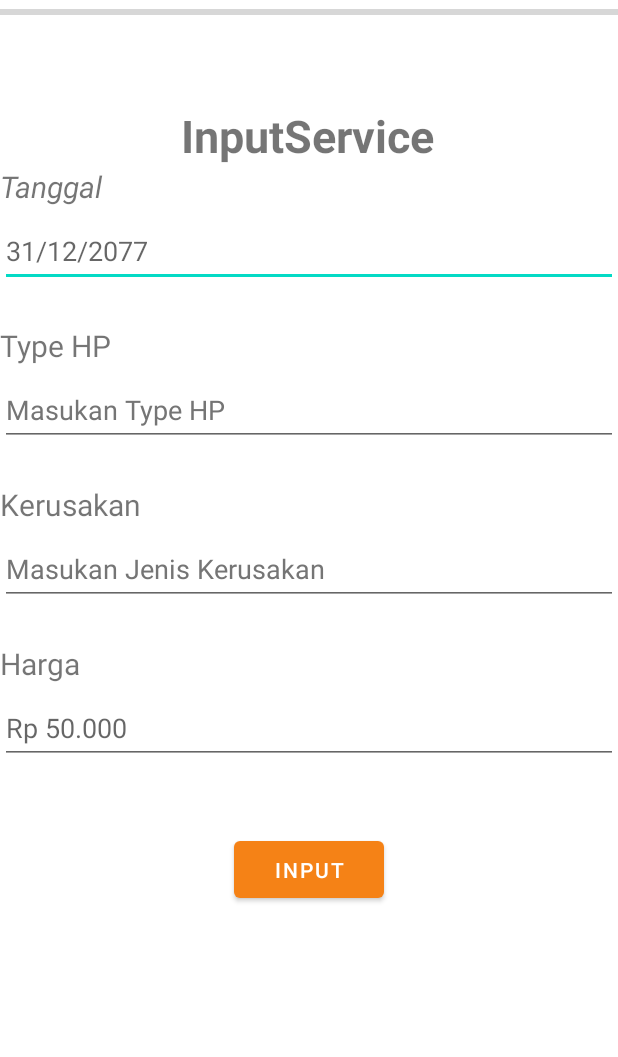
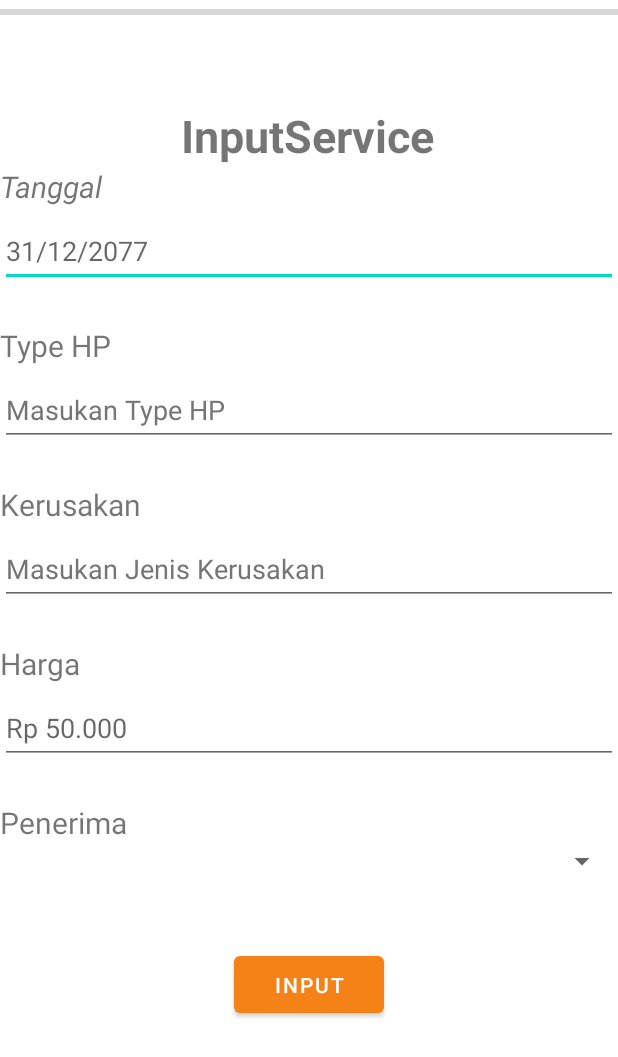
Before and after one commit to mbieeh5/gloryApps, an Android app: the AddActivity screen opened directly, with no data from a screen before it, on a phone screen of 412 x 824 dp. Shown: the top 1057 px of the screen. Run offline under Robolectric (Android 15) with nearby library versions, the phone set to English and light mode, and no system bars; our stand-ins replace Firebase (no records; nobody signed in at launch, a user with empty details on screens opened directly).

Commit message:
update 5.3.8

```diff
--- a/app/src/main/java/com/rraf/gloryservices/activity/AddActivity.java
+++ b/app/src/main/java/com/rraf/gloryservices/activity/AddActivity.java
@@ -62,8 +62,9 @@ public class AddActivity extends AppCompatActivity {
                 iHp = binding.iHp.getText().toString();
                 iRsk = binding.iRsk.getText().toString();
                 iHrg = binding.iHrg.getText().toString();
+                iPenerima = binding.iPenerima.getText().toString();
                 if(!iTgl.isEmpty() && !iHp.isEmpty() && !iRsk.isEmpty() && !iHrg.isEmpty()) {
-                    InputClass inputClass = new InputClass(iTgl, iHp, iRsk, iHrg);
+                    InputClass inputClass = new InputClass(iTgl, iPenerima, iHp, iRsk, iHrg);
                     db = FirebaseDatabase.getInstance();
                     reference = db.getReference("Service");
                     reference.child("dataService").push().setValue(inputClass).addOnCompleteListener(new OnCompleteListener<Void>() {
--- a/app/src/main/java/com/rraf/gloryservices/adaptor/InputClass.java
+++ b/app/src/main/java/com/rraf/gloryservices/adaptor/InputClass.java
@@ -1,16 +1,25 @@
 package com.rraf.gloryservices.adaptor;
 
 public class InputClass {
-    String iTgl, iHp, iRsk, iHrg;
+    String iTgl, iHp, iRsk, iHrg, iPenerima;
 
     public InputClass() {
     }
 
-    public InputClass(String iTgl, String iHp, String iRsk, String iHrg) {
+    public InputClass(String iTgl,String iPenerima, String iHp, String iRsk, String iHrg) {
         this.iTgl = iTgl;
+        this.iPenerima = iPenerima;
         this.iHp = iHp;
         this.iRsk = iRsk;
         this.iHrg = iHrg;
+    }
+
+    public String getiPenerima(){
+        return iPenerima;
+    }
+
+    public void setiPenerima(){
+        this.iPenerima = iPenerima;
     }
 
     public String getiTgl() {
--- a/app/src/main/res/layout/activity_add.xml
+++ b/app/src/main/res/layout/activity_add.xml
@@ -151,6 +151,26 @@
         app:layout_constraintTop_toBottomOf="@+id/tv_hrg"
         android:autofillHints="" />
 
+    <TextView
+        android:id="@+id/tvPenerima"
+        android:layout_width="fill_parent"
+        android:layout_height="wrap_content"
+        android:text="@string/t_penerima"
+        android:textSize="20sp"
+        android:layout_marginTop="25dp"
+        app:layout_constraintEnd_toEndOf="parent"
+        app:layout_constraintStart_toStartOf="parent"
+        app:layout_constraintTop_toBottomOf="@+id/iHrg"
+        />
+    <Spinner
+        android:id="@+id/spinner"
+        android:layout_width="wrap_content"
+        android:layout_height="wrap_content"
+        app:layout_constraintEnd_toEndOf="parent"
+        app:layout_constraintTop_toBottomOf="@+id/tvPenerima"
+        tools:listitem="@menu/dropdown_item_name"
+        />
+
     <Button
         android:id="@+id/btnInput"
         android:layout_width="wrap_content"
@@ -163,7 +183,7 @@
         android:text="@string/b_input"
         app:layout_constraintEnd_toEndOf="parent"
         app:layout_constraintStart_toStartOf="parent"
-        app:layout_constraintTop_toBottomOf="@+id/iHrg" />
+        app:layout_constraintTop_toBottomOf="@+id/spinner" />
 
 
 </androidx.constraintlayout.widget.ConstraintLayout>
--- /dev/null
+++ b/app/src/main/res/menu/dropdown_item_name.xml
@@ -0,0 +1,19 @@
+<?xml version="1.0" encoding="utf-8"?>
+<menu xmlns:android="http://schemas.android.com/apk/res/android">
+
+    <item
+        android:title="@string/nama_aldi"/>
+
+    <item
+        android:title="@string/nama_hil"/>
+
+    <item
+        android:title="@string/nama_seli"/>
+
+    <item
+        android:title="@string/nama_sindy"/>
+
+    <item
+        android:title="@string/nama_war"/>
+
+</menu>
--- a/app/src/main/res/values/strings.xml
+++ b/app/src/main/res/values/strings.xml
@@ -26,6 +26,8 @@
     <string name="t_hp">Type HP</string>
     <string name="t_rsk">Kerusakan</string>
     <string name="t_hrg">Harga</string>
+    <string name="t_penerima">Penerima</string>
+    <string name="h_penerima">Masukan Nama Penerima</string>
     <string name="h_date">31/12/2077</string>
     <string name="h_hp">Masukan Type HP</string>
     <string name="h_rsk">Masukan Jenis Kerusakan</string>
@@ -42,6 +44,11 @@
     <string name="j_hp">Type HP</string>
     <string name="j_rsk">Kerusakan</string>
     <string name="j_hrg">Harga</string>
+    <string name="nama_seli">marcelina</string>
+    <string name="nama_sindy">sindy</string>
+    <string name="nama_war">wardah</string>
+    <string name="nama_hil">hilda</string>
+    <string name="nama_aldi">aldi</string>
     <!-- TODO: Remove or change this placeholder text -->
     <string name="hello_blank_fragment">Hello blank fragment</string>
 </resources>
```
